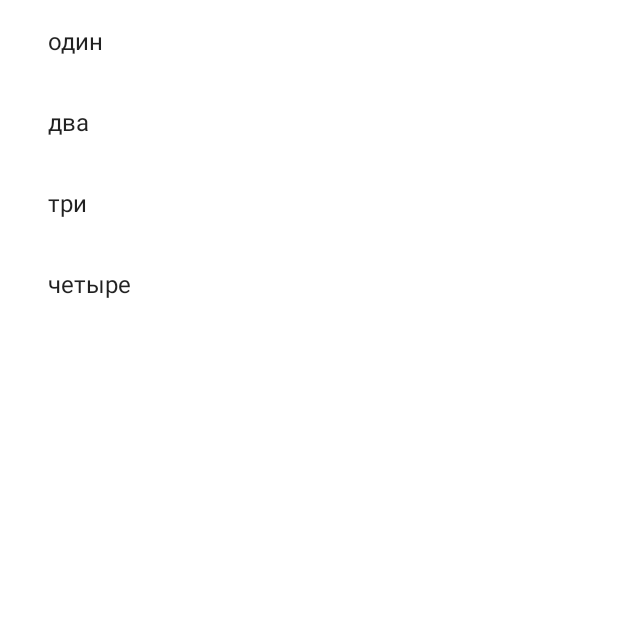
After one commit to ChernovPavel/MaterialApp, an Android app: the fragment NotesFragment shown on its own in the app's theme, on a phone screen of 412 x 824 dp, the top half of it. The commit adds this screen. Run offline under Robolectric (Android 15) with nearby library versions, the phone set to English and light mode, and no system bars.

Commit message:
подготовил новый фрагмент / адаптер / ресайклер / класс Note для последующей реализации всей логики заметок

```diff
--- a/app/build.gradle
+++ b/app/build.gradle
@@ -62,6 +62,8 @@ dependencies {
     implementation 'androidx.fragment:fragment-ktx:1.4.1'
 
     implementation 'androidx.constraintlayout:constraintlayout:2.2.0-alpha01'
+    implementation 'androidx.legacy:legacy-support-v4:1.0.0'
+    implementation 'androidx.recyclerview:recyclerview:1.2.1'
 
     testImplementation 'junit:junit:4.13.2'
     androidTestImplementation 'androidx.test.ext:junit:1.1.3'
--- /dev/null
+++ b/app/src/main/java/com/chernovpavel/materialapp/ui/notes/Note.kt
@@ -0,0 +1,7 @@
+package com.chernovpavel.materialapp.ui.notes
+
+import android.os.Parcelable
+import kotlinx.parcelize.Parcelize
+
+@Parcelize
+data class Note(val text: String) : Parcelable
--- /dev/null
+++ b/app/src/main/java/com/chernovpavel/materialapp/ui/notes/NoteRecyclerViewAdapter.kt
@@ -0,0 +1,53 @@
+package com.chernovpavel.materialapp.ui.notes
+
+import android.view.LayoutInflater
+import android.view.ViewGroup
+import android.widget.TextView
+import androidx.recyclerview.widget.RecyclerView
+import com.chernovpavel.materialapp.databinding.FragmentNoteItemBinding
+
+
+class NoteRecyclerViewAdapter(
+    private var itemClicked: ((note: Note) -> Unit)? = null
+) : RecyclerView.Adapter<NoteRecyclerViewAdapter.ViewHolder>() {
+
+    var notesData = mutableListOf<Note>()
+
+
+    fun setData(notes: List<Note>) {
+        notesData.apply {
+            clear()
+            addAll(notes)
+        }
+    }
+
+    override fun onCreateViewHolder(parent: ViewGroup, viewType: Int): ViewHolder {
+
+        return ViewHolder(
+            FragmentNoteItemBinding.inflate(
+                LayoutInflater.from(parent.context),
+                parent,
+                false
+            )
+        )
+    }
+
+    override fun onBindViewHolder(holder: ViewHolder, position: Int) {
+        val item = notesData[position]
+        holder.title.text = item.text
+    }
+
+    override fun getItemCount(): Int = notesData.size
+
+    inner class ViewHolder(binding: FragmentNoteItemBinding) :
+        RecyclerView.ViewHolder(binding.root) {
+        val title: TextView = binding.itemTitle
+
+        init {
+            itemView.setOnClickListener {
+                itemClicked?.invoke(notesData[adapterPosition])
+            }
+        }
+    }
+
+}
--- /dev/null
+++ b/app/src/main/java/com/chernovpavel/materialapp/ui/notes/NotesFragment.kt
@@ -0,0 +1,52 @@
+package com.chernovpavel.materialapp.ui.notes
+
+import android.os.Bundle
+import android.view.LayoutInflater
+import android.view.View
+import android.view.ViewGroup
+import android.widget.Toast
+import androidx.fragment.app.Fragment
+import com.chernovpavel.materialapp.databinding.FragmentNotesListBinding
+
+
+class NotesFragment : Fragment() {
+
+    private var _binding: FragmentNotesListBinding? = null
+    private val binding get() = _binding!!
+
+    private val adapter = NoteRecyclerViewAdapter {
+        Toast.makeText(
+            requireActivity(),
+            it.text,
+            Toast.LENGTH_SHORT
+        ).show()
+    }.apply {
+        setData(
+            listOf(
+                Note("один"),
+                Note("два"),
+                Note("три"),
+                Note("четыре")
+            )
+        )
+        notifyDataSetChanged()
+    }
+
+    override fun onCreateView(
+        inflater: LayoutInflater, container: ViewGroup?,
+        savedInstanceState: Bundle?
+    ): View {
+        _binding = FragmentNotesListBinding.inflate(inflater, container, false)
+        return binding.root
+    }
+
+    override fun onViewCreated(view: View, savedInstanceState: Bundle?) {
+        super.onViewCreated(view, savedInstanceState)
+        binding.listRv.adapter = adapter
+    }
+
+    override fun onDestroyView() {
+        _binding = null
+        super.onDestroyView()
+    }
+}
--- /dev/null
+++ b/app/src/main/res/layout/fragment_note_item.xml
@@ -0,0 +1,15 @@
+<?xml version="1.0" encoding="utf-8"?>
+<LinearLayout xmlns:android="http://schemas.android.com/apk/res/android"
+    android:layout_width="wrap_content"
+    android:layout_height="wrap_content"
+    android:orientation="horizontal">
+
+    <TextView
+        android:id="@+id/item_title"
+        android:layout_width="wrap_content"
+        android:layout_height="wrap_content"
+        android:layout_margin="@dimen/text_margin"
+        android:text="заметка 1"
+        android:textAppearance="?attr/textAppearanceListItem" />
+
+</LinearLayout>
--- /dev/null
+++ b/app/src/main/res/layout/fragment_notes_list.xml
@@ -0,0 +1,19 @@
+<?xml version="1.0" encoding="utf-8"?>
+<FrameLayout xmlns:android="http://schemas.android.com/apk/res/android"
+    xmlns:app="http://schemas.android.com/apk/res-auto"
+    xmlns:tools="http://schemas.android.com/tools"
+    android:layout_width="match_parent"
+    android:layout_height="match_parent">
+
+    <androidx.recyclerview.widget.RecyclerView
+        android:id="@+id/list_rv"
+        android:name="com.chernovpavel.materialapp.ui.notes.NotesFragment"
+        android:layout_width="match_parent"
+        android:layout_height="match_parent"
+        android:layout_marginLeft="16dp"
+        android:layout_marginRight="16dp"
+        app:layoutManager="LinearLayoutManager"
+        tools:context=".ui.notes.NotesFragment"
+        tools:listitem="@layout/fragment_note_item" />
+
+</FrameLayout>
--- a/app/src/main/res/values/dimens.xml
+++ b/app/src/main/res/values/dimens.xml
@@ -2,4 +2,5 @@
 <resources>
     <dimen name="default_padding">10dp</dimen>
     <dimen name="default_margin">20dp</dimen>
+    <dimen name="text_margin">16dp</dimen>
 </resources>
```
